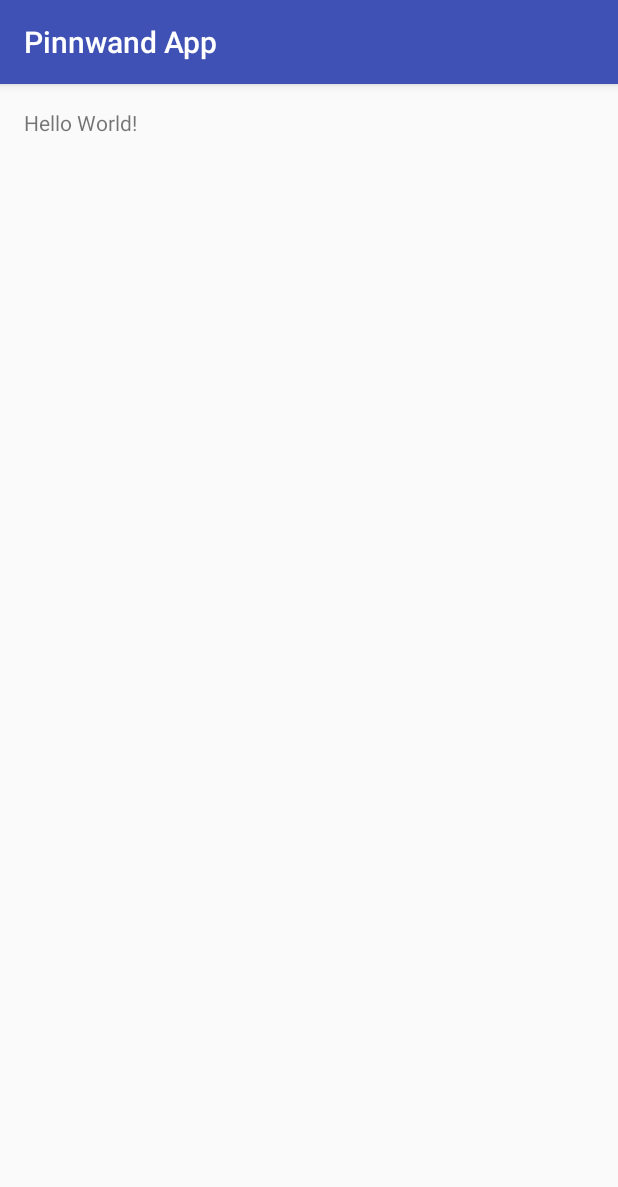
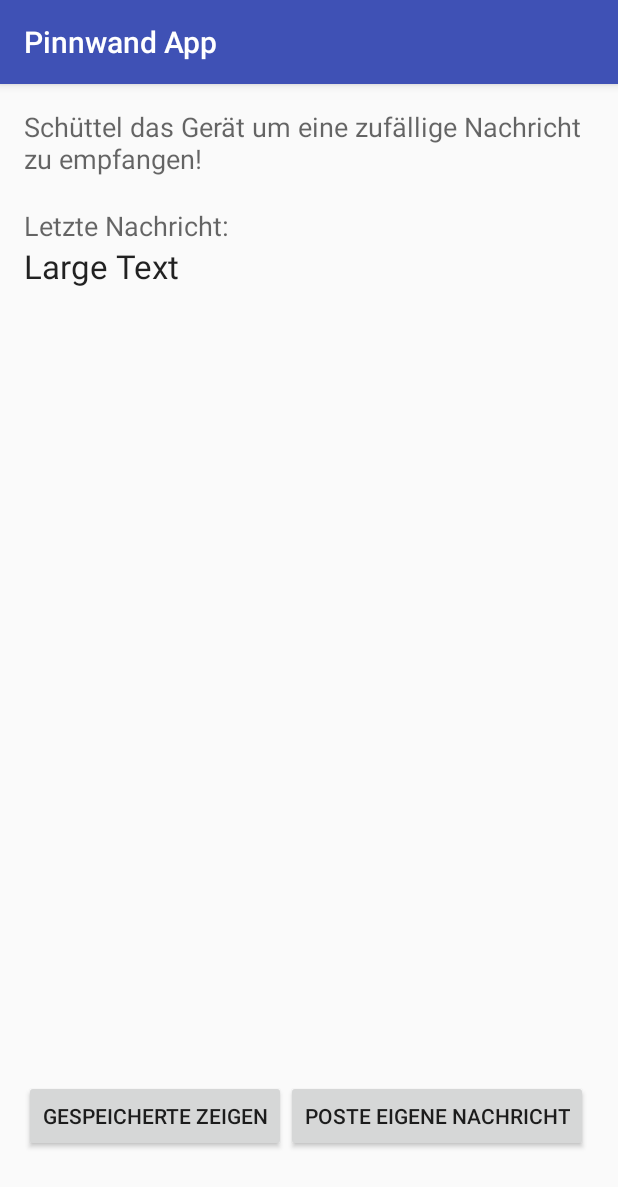
Before and after one commit to gorrila/PinnwandApp, an Android app: the screen it shows after launch (MainActivity), on a phone screen of 412 x 824 dp. Shown: the top 1187 px of the screen. Run offline under Robolectric (Android 15) with nearby library versions, the phone set to English and light mode, and no system bars.

Commit message:
- Stubs für Activities ++

```diff
--- a/app/src/main/res/layout/activity_main.xml
+++ b/app/src/main/res/layout/activity_main.xml
@@ -9,8 +9,54 @@
     android:paddingTop="@dimen/activity_vertical_margin"
     tools:context="sb.pinnwandapp.MainActivity">
 
-    <TextView
-        android:layout_width="wrap_content"
-        android:layout_height="wrap_content"
-        android:text="Hello World!" />
+    <LinearLayout
+        android:orientation="vertical"
+        android:layout_width="match_parent"
+        android:layout_height="match_parent">
+
+        <TextView
+            android:layout_width="wrap_content"
+            android:layout_height="wrap_content"
+            android:textAppearance="?android:attr/textAppearanceMedium"
+            android:text="Schüttel das Gerät um eine zufällige Nachricht zu empfangen!"
+            android:id="@+id/textView_flick" />
+
+        <TextView
+            android:layout_width="wrap_content"
+            android:layout_height="wrap_content"
+            android:textAppearance="?android:attr/textAppearanceMedium"
+            android:text="Letzte Nachricht:"
+            android:id="@+id/textView_last"
+            android:layout_marginTop="20dp" />
+
+        <TextView
+            android:layout_width="wrap_content"
+            android:layout_height="wrap_content"
+            android:textAppearance="?android:attr/textAppearanceLarge"
+            android:text="Large Text"
+            android:id="@+id/textView_lastMessage" />
+
+        <LinearLayout
+            android:orientation="horizontal"
+            android:layout_width="match_parent"
+            android:layout_height="match_parent">
+
+            <Button
+                android:layout_width="wrap_content"
+                android:layout_height="wrap_content"
+                android:text="Gespeicherte zeigen"
+                android:id="@+id/button"
+                android:layout_gravity="bottom"
+                android:layout_marginBottom="20dp" />
+
+            <Button
+                android:layout_width="wrap_content"
+                android:layout_height="wrap_content"
+                android:text="Poste eigene Nachricht"
+                android:id="@+id/button2"
+                android:layout_marginBottom="20dp"
+                android:layout_gravity="bottom" />
+        </LinearLayout>
+
+    </LinearLayout>
 </RelativeLayout>
```
